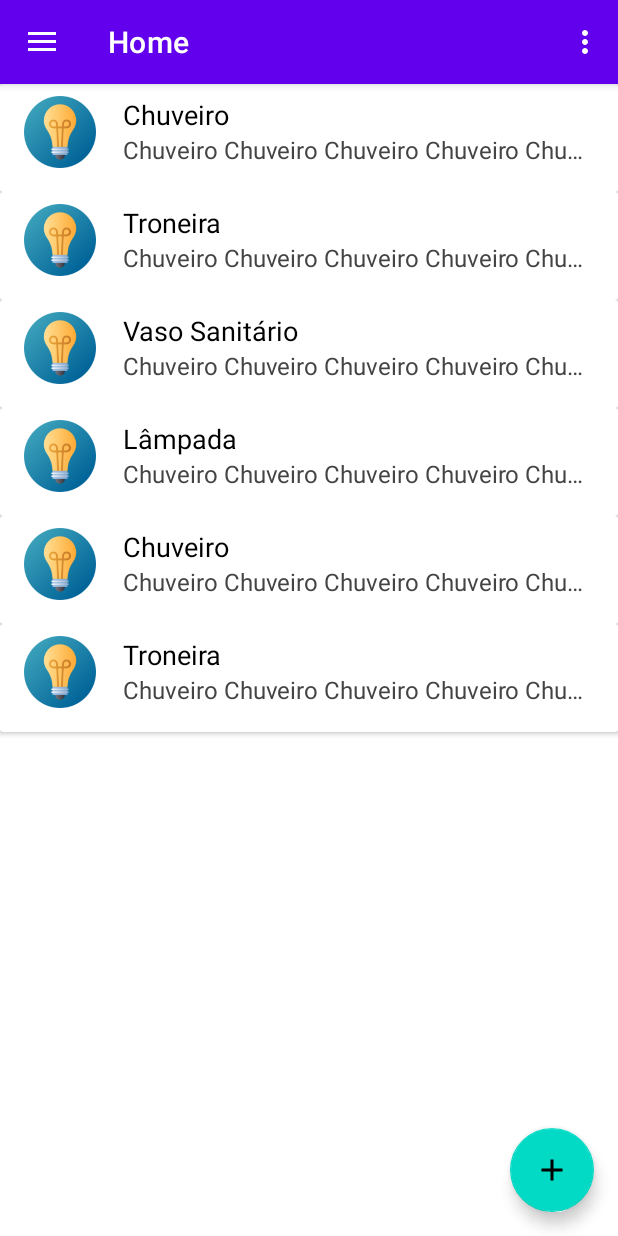
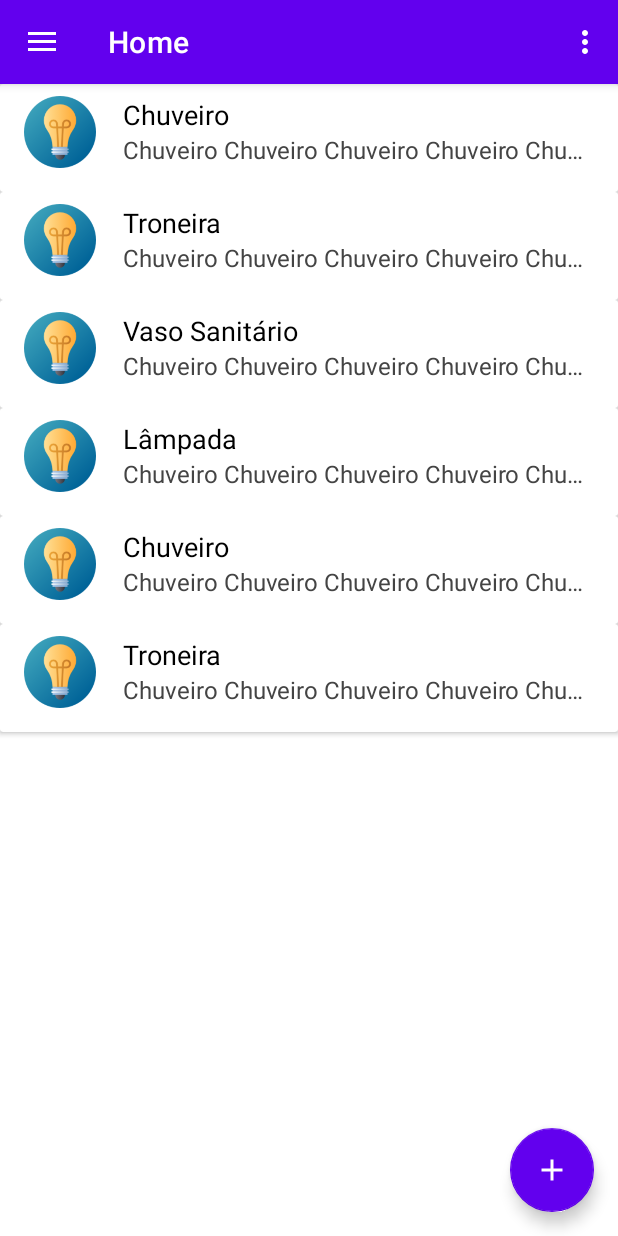
Before and after one commit to Guatias/FixIt, an Android app: the ClienteActivity screen opened directly, with no data from a screen before it, on a phone screen of 412 x 824 dp. Run offline under Robolectric (Android 15) with nearby library versions, the phone set to English and light mode, and no system bars; our stand-ins replace navigation-ui; 2 statements that could not run were skipped.

Commit message:
Alguns problemas arrumados

```diff
--- a/app/src/main/java/com/example/fixit/ClienteActivity.java
+++ b/app/src/main/java/com/example/fixit/ClienteActivity.java
@@ -68,9 +68,9 @@ public class ClienteActivity extends AppCompatActivity {
         nome_menu.setText(user.getNome());
         email_menu.setText(user.getEmail());
 
-        servicoAdapter = new ServicoAdapter(new ArrayList<>(Servicos.fakeServicos()));
+       /* servicoAdapter = new ServicoAdapter(new ArrayList<>(Servicos.fakeServicos()));
         RecyclerView rv = (RecyclerView) findViewById(R.id.recicler_view_tasks);
-        rv.setAdapter(servicoAdapter);
+        rv.setAdapter(servicoAdapter);*/
     }
 
     @Override
--- a/app/src/main/java/com/example/fixit/ui/home/HomeFragment.java
+++ b/app/src/main/java/com/example/fixit/ui/home/HomeFragment.java
@@ -26,6 +26,7 @@ public class HomeFragment extends Fragment {
 
     private HomeViewModel homeViewModel;
     private FragmentHomeBinding binding;
+    private ServicoAdapter servicoAdapter;
 
     public View onCreateView(@NonNull LayoutInflater inflater,
                              ViewGroup container, Bundle savedInstanceState) {
@@ -35,6 +36,10 @@ public class HomeFragment extends Fragment {
 
         binding = FragmentHomeBinding.inflate(inflater, container, false);
         View root = binding.getRoot();
+
+        servicoAdapter = new ServicoAdapter(new ArrayList<>(Servicos.fakeServicos()));
+        RecyclerView rv = binding.reciclerViewTasks;
+        rv.setAdapter(servicoAdapter);
 
        // final TextView textView = binding.textHome;
        /* homeViewModel.getText().observe(getViewLifecycleOwner(), new Observer<String>() {
--- a/app/src/main/res/drawable/ic_baseline_add_24.xml
+++ b/app/src/main/res/drawable/ic_baseline_add_24.xml
@@ -1,10 +1,5 @@
-<vector xmlns:android="http://schemas.android.com/apk/res/android"
-    android:width="24dp"
-    android:height="24dp"
-    android:viewportWidth="24"
-    android:viewportHeight="24"
-    android:tint="?attr/colorControlNormal">
-  <path
-      android:fillColor="@android:color/white"
-      android:pathData="M19,13h-6v6h-2v-6H5v-2h6V5h2v6h6v2z"/>
+<vector android:height="24dp" android:tint="#FFFFFF"
+    android:viewportHeight="24" android:viewportWidth="24"
+    android:width="24dp" xmlns:android="http://schemas.android.com/apk/res/android">
+    <path android:fillColor="@android:color/white" android:pathData="M19,13h-6v6h-2v-6H5v-2h6V5h2v6h6v2z"/>
 </vector>
--- a/app/src/main/res/layout/fragment_home.xml
+++ b/app/src/main/res/layout/fragment_home.xml
@@ -24,7 +24,7 @@
         android:layout_marginEnd="16dp"
         android:layout_marginBottom="16dp"
         android:src="@drawable/ic_baseline_add_24"
-        android:tint="@color/white">
+        android:tint="@android:color/white">
 
     </com.google.android.material.floatingactionbutton.FloatingActionButton>
 
--- a/app/src/main/res/values/themes.xml
+++ b/app/src/main/res/values/themes.xml
@@ -6,9 +6,9 @@
         <item name="colorPrimaryVariant">@color/purple_700</item>
         <item name="colorOnPrimary">@color/white</item>
         <!-- Secondary brand color. -->
-        <item name="colorSecondary">@color/teal_200</item>
+        <item name="colorSecondary">@color/purple_500</item>
         <item name="colorSecondaryVariant">@color/teal_700</item>
-        <item name="colorOnSecondary">@color/black</item>
+        <item name="colorOnSecondary">@color/white</item>
         <!-- Status bar color. -->
         <item name="android:statusBarColor" tools:targetApi="l">?attr/colorPrimaryVariant</item>
         <!-- Customize your theme here. -->
```
